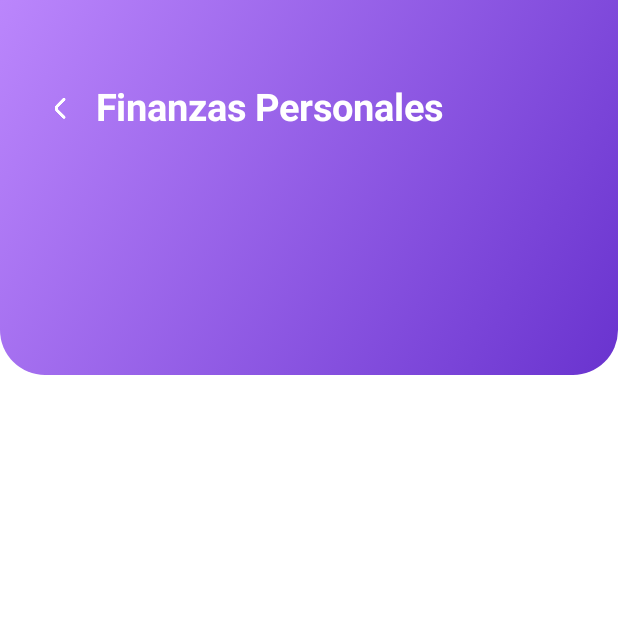
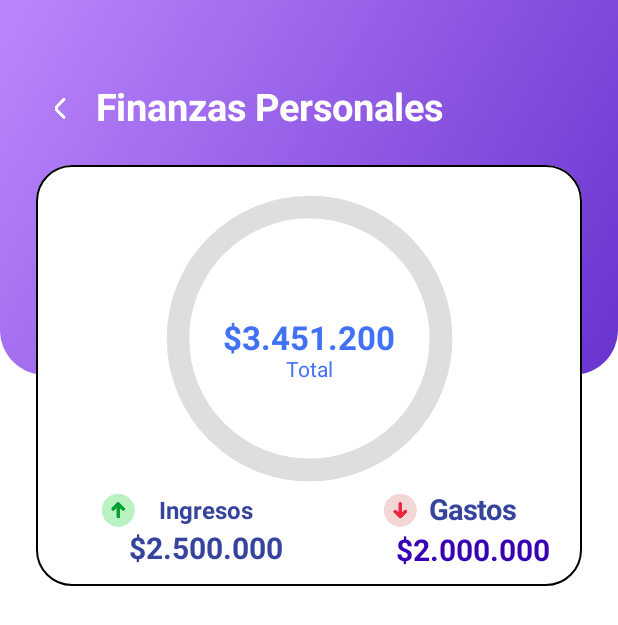
Before and after one commit to ezenten0/Finanzas_App, an Android app built with Jetpack Compose: the @Preview function ReportScreenPreview, on a phone screen of 412 x 824 dp. Shown: the top 625 px of the screen. Run offline under Robolectric (Android 15) with nearby library versions, the light colour scheme and no system bars; our stand-ins replace constraintlayout-compose.

Commit message:
Se agregar  CenterStatsCard y CircularProgressbar
Se crea la  CenterStatsCard y la CircularProgressbar composables para mostrar informacion financiera en la pantalla de reportes. Se actualiza la pantalla de reportes para incluir las estadisticas debajo del IU,

```diff
--- /dev/null
+++ b/app/src/main/java/com/example/app_finanzas/Activities/ReportActivity/components/CenterStatsCard.kt
@@ -0,0 +1,141 @@
+package com.example.app_finanzas.Activities.ReportActivity.components
+
+
+import androidx.compose.foundation.Image
+import androidx.compose.foundation.background
+import androidx.compose.foundation.border
+import androidx.compose.foundation.layout.padding
+import androidx.compose.foundation.layout.size
+import androidx.compose.foundation.shape.RoundedCornerShape
+import androidx.compose.material3.Text
+import androidx.compose.runtime.Composable
+import androidx.compose.ui.Modifier
+import androidx.compose.ui.graphics.Color
+import androidx.compose.ui.res.colorResource
+import androidx.compose.ui.res.painterResource
+import androidx.compose.ui.text.font.FontWeight
+import androidx.compose.ui.unit.dp
+import androidx.compose.ui.tooling.preview.Preview
+import androidx.compose.ui.unit.sp
+import androidx.constraintlayout.compose.ConstraintLayout
+import com.example.app_finanzas.R
+
+@Composable
+fun CenterStatsCard(modifier: Modifier = Modifier) {
+    ConstraintLayout(modifier=modifier
+        .background(Color.White,shape = RoundedCornerShape(24.dp))
+        .border(
+            width = 1.dp,
+            color = Color.Black,
+            shape = RoundedCornerShape(24.dp)
+        )
+        .padding(12.dp)
+    ){
+        val(progressbar,totalTxt,totalLabel,
+            incomeIcon,incomeLabel,incomeValue,
+            expenseIcon,expenseLabel,expenseValue)=createRefs()
+        CircularProgressbar(
+            progress=60f,
+            max=100f,
+            color=colorResource(R.color.blue),
+            backgroundColor = colorResource(R.color.lightGrey),
+            stroke = 15.dp,
+            modifier=Modifier
+                .size(175.dp)
+                .constrainAs(progressbar){
+                    top.linkTo(parent.top, margin = 16.dp)
+                    start.linkTo(parent.start)
+                    end.linkTo(parent.end)
+
+                }
+
+        )
+        Text("$3.451.200",
+            color = colorResource(R.color.blue),
+            fontWeight = FontWeight.Bold,
+            fontSize = 22.sp,
+            modifier=Modifier.constrainAs(totalTxt){
+                 centerTo(progressbar)
+            }
+        )
+        Text("Total",color = colorResource(R.color.blue),
+            modifier = Modifier.constrainAs(totalLabel){
+                start.linkTo(totalTxt.start)
+                top.linkTo(totalTxt.bottom)
+                end.linkTo(totalTxt.end)
+            }
+        )
+        Image(
+            painterResource(R.drawable.income),
+            contentDescription = null,
+            modifier = Modifier
+                .constrainAs(incomeIcon) {
+                    top.linkTo(progressbar.bottom, margin = 16.dp)
+                    start.linkTo(parent.start,margin = 32.dp)
+                }
+        )
+        Text("Ingresos",
+            color = colorResource(R.color.darkBlue),
+            fontWeight = FontWeight.Bold,
+            fontSize = 16.sp,
+            modifier = Modifier.constrainAs(incomeLabel){
+                start.linkTo(incomeIcon.end,margin = 16.dp)
+                top.linkTo(incomeIcon.top)
+                bottom.linkTo(incomeIcon.bottom)
+            }
+        )
+        Text("$2.500.000",
+            color = colorResource(R.color.darkBlue),
+            fontWeight = FontWeight.Bold,
+            fontSize = 20.sp,
+            modifier = Modifier
+                .padding(top = 4.dp)
+                .constrainAs(incomeValue){
+                    start.linkTo(incomeLabel.start)
+                    top.linkTo(incomeLabel.bottom)
+                    end.linkTo(incomeLabel.end)
+                }
+        )
+
+        Image(
+            painterResource(R.drawable.expense),
+            contentDescription = null,
+            modifier = Modifier
+                .constrainAs(expenseIcon) {
+                    top.linkTo(expenseLabel.top)
+                    end.linkTo(expenseLabel.start,margin = 8.dp)
+                    bottom.linkTo(expenseLabel.bottom)
+                }
+        )
+        Text("Gastos",
+            color = colorResource(R.color.darkBlue),
+            fontWeight = FontWeight.Bold,
+            fontSize = 19.sp,
+            modifier = Modifier.constrainAs(expenseLabel){
+                end.linkTo(parent.end,margin = 32.dp)
+                top.linkTo(incomeLabel.top)
+                bottom.linkTo(incomeLabel.bottom)
+            }
+        )
+        Text("$2.000.000",
+            color = colorResource(R.color.purple_700),
+            fontWeight = FontWeight.Bold,
+            fontSize = 20.sp,
+            modifier = Modifier
+                .padding(top = 4.dp)
+                .constrainAs(expenseValue){
+                    start.linkTo(expenseLabel.start)
+                    top.linkTo(expenseLabel.bottom)
+                    end.linkTo(expenseLabel.end)
+                }
+        )
+    }
+
+
+}
+
+@Preview
+@Composable
+fun CenterStatPreview() {
+    CenterStatsCard()
+}
--- /dev/null
+++ b/app/src/main/java/com/example/app_finanzas/Activities/ReportActivity/components/CircularProgressbar.kt
@@ -0,0 +1,36 @@
+package com.example.app_finanzas.Activities.ReportActivity.components
+
+import androidx.compose.foundation.Canvas
+import androidx.compose.runtime.Composable
+import androidx.compose.ui.Modifier
+import androidx.compose.ui.graphics.Color
+import androidx.compose.ui.graphics.StrokeCap
+import androidx.compose.ui.graphics.drawscope.Stroke
+import androidx.compose.ui.unit.Dp
+
+@Composable
+fun CircularProgressbar(
+    progress: Float,
+    max: Float,
+    color: Color,
+    backgroundColor: Color,
+    stroke: Dp,
+    modifier: Modifier = Modifier
+){
+    Canvas(modifier=modifier) {
+        drawArc(
+            color = backgroundColor,
+            startAngle = -90f,
+            sweepAngle = 360f,
+            useCenter = false,
+            style = Stroke(width = stroke.toPx(),cap= StrokeCap.Round)
+        )
+        drawArc(
+            color = backgroundColor,
+            startAngle = -90f,
+            sweepAngle = (progress/max)*360f,
+            useCenter = false,
+            style = Stroke(width = stroke.toPx(),cap= StrokeCap.Round)
+        )
+    }
+}
--- a/app/src/main/java/com/example/app_finanzas/Activities/ReportActivity/screens/ReportScreen.kt
+++ b/app/src/main/java/com/example/app_finanzas/Activities/ReportActivity/screens/ReportScreen.kt
@@ -4,6 +4,9 @@ import androidx.compose.foundation.background
 import  androidx.compose.foundation.layout.fillMaxSize
 import androidx.compose.foundation.layout.fillMaxWidth
 import androidx.compose.foundation.layout.height
+import androidx.compose.foundation.layout.padding
+import androidx.compose.foundation.layout.wrapContentHeight
+import androidx.compose.foundation.layout.wrapContentSize
 import androidx.compose.foundation.lazy.LazyColumn
 import androidx.compose.runtime.Composable
 import androidx.compose.ui.Modifier
@@ -11,6 +14,7 @@ import androidx.compose.ui.graphics.Color
 import androidx.constraintlayout.compose.ConstraintLayout
 import androidx.compose.ui.tooling.preview.Preview
 import androidx.compose.ui.unit.dp
+import com.example.app_finanzas.Activities.ReportActivity.components.CenterStatsCard
 import com.example.app_finanzas.Activities.ReportActivity.components.GradientHeader
 import com.example.app_finanzas.Domain.BudgetDomain
 
@@ -29,12 +33,9 @@ fun ReportScreen(
                     top.linkTo(parent.top)
                     start.linkTo(parent.start)
                     end.linkTo(parent.end)
-                    bottom.linkTo(bottomBarRef.top)
+//                    bottom.linkTo(parent.top)
                 },
-                onBack = {
-                    onBack()
-
-                }
+                onBack =  onBack
             )
     }
 }
@@ -52,7 +53,7 @@ fun ReportContent(
         item {
             ConstraintLayout (modifier = Modifier
                 .fillMaxWidth()
-                .height(250.dp)
+                .height(420.dp)
             ){
                 val (header,card)=createRefs()
                 GradientHeader(
@@ -66,6 +67,18 @@ fun ReportContent(
                         },
                     onBack = onBack
 
+                )
+                CenterStatsCard(
+                    modifier = Modifier
+                        .fillMaxWidth()
+                        .wrapContentHeight()
+                        .padding(horizontal = 24.dp)
+                        .constrainAs(card){
+                            top.linkTo(header.bottom)
+                            bottom.linkTo(header.bottom)
+                            start.linkTo(parent.start)
+                            end.linkTo(parent.end)
+                        }
                 )
 
             }
```
